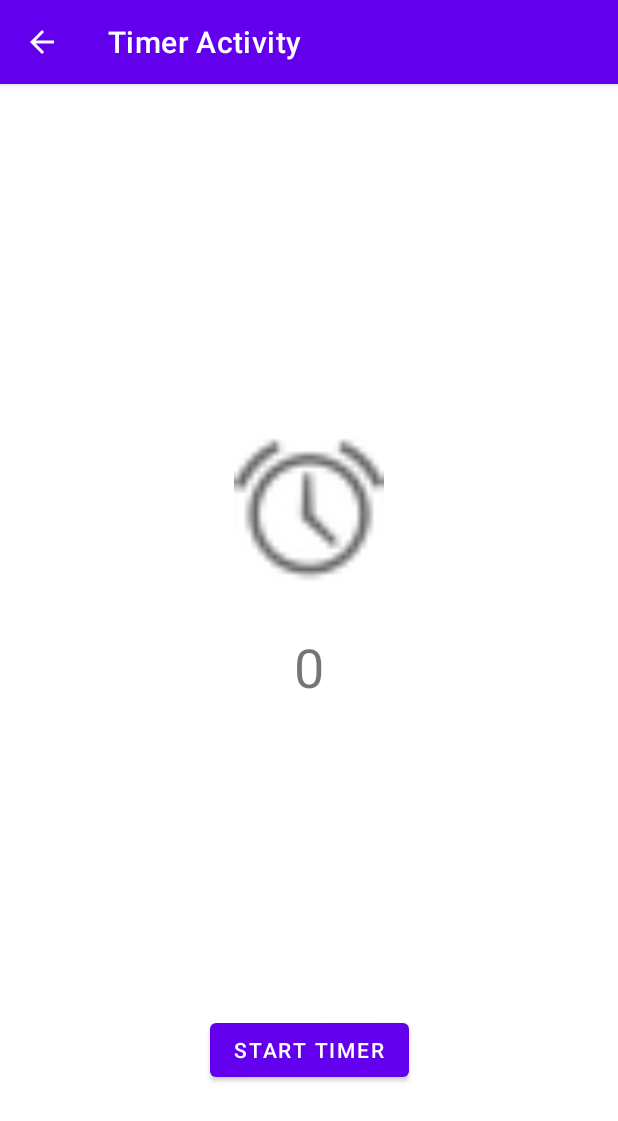
After one commit to SzilvasiPeter/PomoTODOro, an Android app: the TimerActivity screen opened directly, with no data from a screen before it, on a phone screen of 412 x 824 dp. The commit adds this screen. Shown: the top 1121 px of the screen. Run offline under Robolectric (Android 15) with nearby library versions, the phone set to English and light mode, and no system bars.

Commit message:
Add Timer activity

```diff
--- a/ToDo/app/src/main/java/com/example/todo/activities/MainActivity.java
+++ b/ToDo/app/src/main/java/com/example/todo/activities/MainActivity.java
@@ -80,4 +80,5 @@ public class MainActivity extends AppCompatActivity {
     private EditText myMessageEditText;
     private TextView myReplyHeadTextView;
     private TextView myReplyTextView;
+
 }
--- /dev/null
+++ b/ToDo/app/src/main/java/com/example/todo/activities/TimerActivity.java
@@ -0,0 +1,51 @@
+package com.example.todo.activities;
+
+import androidx.appcompat.app.AppCompatActivity;
+
+import android.os.Bundle;
+import android.os.CountDownTimer;
+import android.view.View;
+import android.widget.Button;
+import android.widget.TextView;
+
+import com.example.todo.R;
+
+import java.util.concurrent.TimeUnit;
+
+public class TimerActivity extends AppCompatActivity {
+
+    @Override
+    protected void onCreate(Bundle savedInstanceState) {
+        super.onCreate(savedInstanceState);
+        setContentView(R.layout.timer_activity);
+
+        myTimerTextView = findViewById(R.id.timer_textView);
+        myTimerButton = findViewById(R.id.timer_button);
+    }
+
+    public void startTimer(View view) {
+        myTimerButton.setEnabled(false);
+        new CountDownTimer(125000, 1000) {
+
+            public void onTick(long millisUntilFinished) {
+                long seconds = 0;
+                long minutes = TimeUnit.MILLISECONDS.toMinutes(millisUntilFinished);
+                if(minutes == 0){
+                    seconds = TimeUnit.MILLISECONDS.toSeconds(millisUntilFinished);
+                }else{
+                    seconds = TimeUnit.MILLISECONDS.toSeconds(millisUntilFinished) - (minutes * 60);
+                }
+
+                myTimerTextView.setText(minutes + ":" + seconds);
+            }
+
+            public void onFinish() {
+                myTimerTextView.setText("Done!");
+                myTimerButton.setEnabled(true);
+            }
+        }.start();
+    }
+
+    private TextView myTimerTextView;
+    private Button myTimerButton;
+}
--- a/ToDo/app/src/main/res/layout/task_activity.xml
+++ b/ToDo/app/src/main/res/layout/task_activity.xml
@@ -54,6 +54,7 @@
         android:layout_gravity="bottom|end"
         android:layout_margin="16dp"
         android:contentDescription="Add task"
+        android:onClick="launchTimer"
         android:src="@drawable/ic_baseline_add_circle_outline_24"
         app:layout_constraintBottom_toBottomOf="parent"
         app:layout_constraintStart_toStartOf="parent" />
--- /dev/null
+++ b/ToDo/app/src/main/res/layout/timer_activity.xml
@@ -0,0 +1,45 @@
+<?xml version="1.0" encoding="utf-8"?>
+<androidx.constraintlayout.widget.ConstraintLayout xmlns:android="http://schemas.android.com/apk/res/android"
+    xmlns:app="http://schemas.android.com/apk/res-auto"
+    xmlns:tools="http://schemas.android.com/tools"
+    android:layout_width="match_parent"
+    android:layout_height="match_parent"
+    tools:context=".activities.TimerActivity">
+
+    <ImageView
+        android:id="@+id/imageView2"
+        android:layout_width="100dp"
+        android:layout_height="100dp"
+        android:layout_marginBottom="200dp"
+        android:foregroundGravity="center_vertical|center|center_horizontal"
+        android:src="@android:drawable/ic_lock_idle_alarm"
+        app:layout_constraintBottom_toBottomOf="parent"
+        app:layout_constraintEnd_toEndOf="parent"
+        app:layout_constraintStart_toStartOf="parent"
+        app:layout_constraintTop_toTopOf="parent"
+        android:contentDescription="Timer Image View" />
+
+    <TextView
+        android:id="@+id/timer_textView"
+        android:layout_width="wrap_content"
+        android:layout_height="wrap_content"
+        android:layout_marginTop="30dp"
+        android:text="0"
+        android:textSize="36sp"
+        app:layout_constraintEnd_toEndOf="parent"
+        app:layout_constraintStart_toStartOf="parent"
+        app:layout_constraintTop_toBottomOf="@+id/imageView2" />
+
+    <Button
+        android:id="@+id/timer_button"
+        android:layout_width="wrap_content"
+        android:layout_height="wrap_content"
+        android:layout_marginBottom="100dp"
+        android:onClick="startTimer"
+        android:text="Start Timer"
+        app:layout_constraintBottom_toBottomOf="parent"
+        app:layout_constraintEnd_toEndOf="parent"
+        app:layout_constraintStart_toStartOf="parent"
+        android:clickable="true"
+        android:focusable="true" />
+</androidx.constraintlayout.widget.ConstraintLayout>
```
Also changed, not shown: ToDo/app/src/main/AndroidManifest.xml (+13 -3 lines), ToDo/app/src/main/java/com/example/todo/activities/TaskActivity.java (+6 -1 lines).
